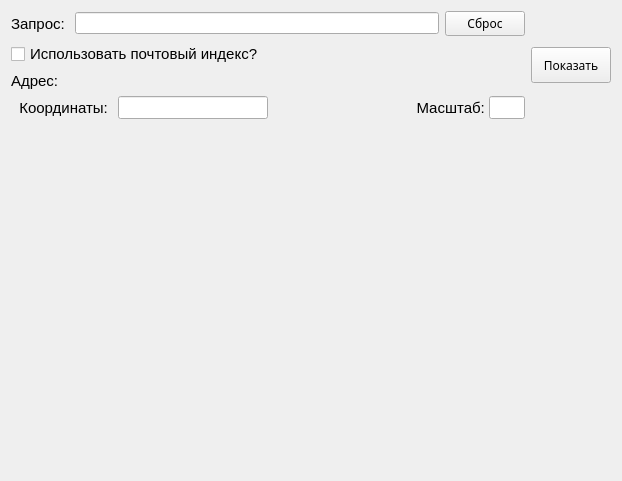
First picture: the form in form.ui, repository Nik4ant/Maps_API, before the edit.
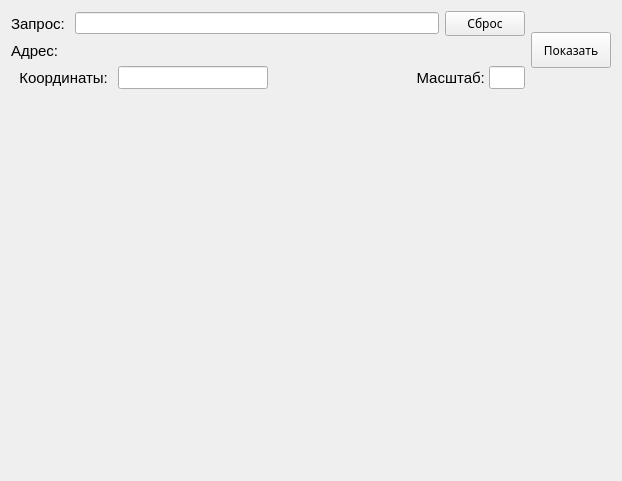
Second picture: the form after the edit.

Commit message:
Задача 8
(Да я знаю, тупо поверх 9, но это вышло по независимым от меня обстоятельствам, короче я рукожоп...)

```diff
--- a/form.ui
+++ b/form.ui
@@ -62,18 +62,6 @@
            </item>
            <item>
             <layout class="QVBoxLayout" name="vlayout_address">
-             <item>
-              <widget class="QCheckBox" name="checkBox_post_office">
-               <property name="font">
-                <font>
-                 <pointsize>11</pointsize>
-                </font>
-               </property>
-               <property name="text">
-                <string>Использовать почтовый индекс?</string>
-               </property>
-              </widget>
-             </item>
              <item>
               <widget class="QLabel" name="label_adress">
                <property name="font">
```
The commit also changes 2 other files.
